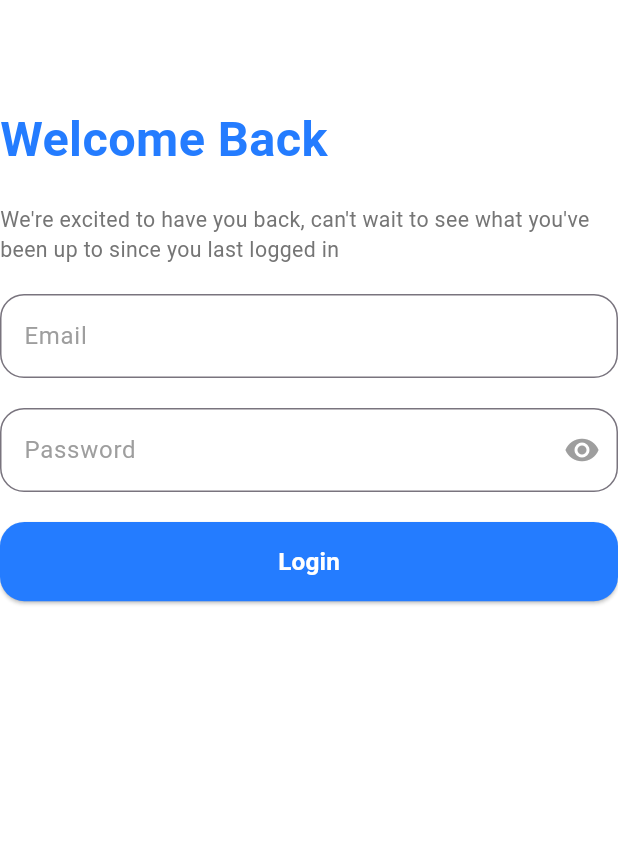
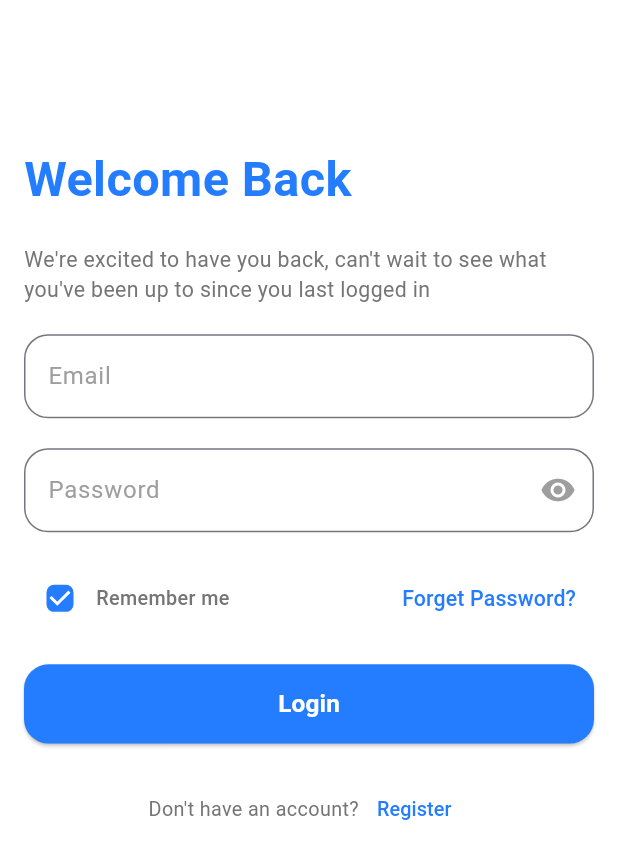
Before and after one commit to romisaa5/MediMeet, a Flutter app: the screen it shows after launch, after a tap on "Get Started", on a phone screen of 412 x 824 dp. Shown: the top 859 px of the screen. Run offline on Flutter 3.47's test engine with Material 3 defaults, Android fonts, the phone set to English and light mode, and no system bars; our stand-ins replace flutter_screenutil, flutter_svg; Roboto replaces fonts that are missing (Poppins).

Commit message:
finish login screen ui

```diff
--- a/lib/Features/login/UI/screens/login_screen.dart
+++ b/lib/Features/login/UI/screens/login_screen.dart
@@ -1,7 +1,9 @@
 import 'package:flutter/material.dart';
+import 'package:flutter_screenutil/flutter_screenutil.dart';
 import 'package:medimeet/Features/login/UI/widgets/text_form_field_for_email.dart';
 import 'package:medimeet/Features/login/UI/widgets/text_form_field_for_password.dart';
 import 'package:medimeet/core/Routing/routes.dart';
+import 'package:medimeet/core/Themes/colors.dart';
 import 'package:medimeet/core/Themes/styles.dart';
 import 'package:medimeet/core/Widgets/custom_button.dart';
 
@@ -11,12 +13,14 @@ class LoginScreen extends StatelessWidget {
   @override
   Widget build(BuildContext context) {
     return Scaffold(
-      body: Column(
+      body: Padding(
+        padding: const EdgeInsets.all(16.0),
+        child: Column(
           spacing: 20,
           crossAxisAlignment: CrossAxisAlignment.start,
           mainAxisAlignment: MainAxisAlignment.start,
           children: [
-        SizedBox(height: 50),
+          SizedBox(height: 60.h),
              Text(
               'Welcome Back',
               style:  TextStyles.font32BlueBold,
@@ -28,13 +32,71 @@ class LoginScreen extends StatelessWidget {
             ),
             TextFormFieldForEmail(),
             TextFormFieldForPassword(),
+            Row(
+
+              children: [
+                Checkbox(
+                  checkColor: Colors.white,
+                  fillColor: MaterialStateProperty.all(ColorsManager.mainBlue),
+                  shape: RoundedRectangleBorder(
+                    borderRadius: BorderRadius.circular(5),
+                  ),
+                  value: true, onChanged: (_){}),
+                Text(
+                  'Remember me',
+                  style: TextStyles.font13GreyReguler.copyWith(
+                    color: ColorsManager.grey,
+                    fontWeight: FontWeight.w500,
+                  ),
+                ),
+                Spacer(),
+                TextButton(
+                  onPressed: () {
+                    Navigator.pushNamed(context, Routes.forgetPasswordScreen);
+                  },
+                  child: Text(
+                    'Forget Password?',
+                    style: TextStyles.font14GreyReguler.copyWith(
+                      color: ColorsManager.mainBlue,
+                      fontWeight: FontWeight.w500,
+                    ),
+                  ),
+                ),
+              ],
+            ),
             CustomButton(text: 'Login', onPressed: (){
               Navigator.pushNamed(context, Routes.homeScreen);
-          })
+            }),
+
+          Row(
+              mainAxisAlignment: MainAxisAlignment.center,
+              children: [
+                Text(
+                  'Don\'t have an account?',
+                  style: TextStyles.font13GreyReguler.copyWith(
+                    color: ColorsManager.grey,
+                    fontWeight: FontWeight.w400,
+                  ),
+                ),
+                TextButton(
+                  onPressed: () {
+                    Navigator.pushNamed(context, Routes.registerScreen);
+                  },
+                  child: Text(
+                    'Register',
+                    style: TextStyles.font13GreyReguler.copyWith(
+                      color: ColorsManager.mainBlue,
+                      fontWeight: FontWeight.w500,
+                    ),
+                  ),
+                ),
+              ],
+            )
 
             // Add your login form here
           ],
         ),
+      ),
     );
   }
 }
--- a/lib/core/Routing/app_router.dart
+++ b/lib/core/Routing/app_router.dart
@@ -1,4 +1,5 @@
 import 'package:flutter/material.dart';
+import 'package:medimeet/Features/Forget%20password/presentation/views/forget_password.dart';
 import 'package:medimeet/Features/login/UI/screens/login_screen.dart';
 import 'package:medimeet/Features/onboarding/onboarding_screen.dart';
 import 'package:medimeet/core/Routing/routes.dart';
@@ -14,6 +15,8 @@ class AppRouter {
         return MaterialPageRoute(builder: (_) => const Placeholder());
       case Routes.homeScreen:
         return MaterialPageRoute(builder: (_) => const Placeholder());
+      case Routes.forgetPasswordScreen:
+        return MaterialPageRoute(builder: (_) => ForgetPassword());
       default:
         return MaterialPageRoute(builder: (_) => Scaffold(
               body: Center(
--- a/lib/core/Routing/routes.dart
+++ b/lib/core/Routing/routes.dart
@@ -3,4 +3,5 @@ class Routes {
    static const String loginScreen = '/loginScreen';
    static const String registerScreen = '/registerScreen';
     static const String homeScreen = '/homeScreen';
+    static const String forgetPasswordScreen = '/forgetPasswordScreen';
 }
```
Lines whose indentation alone changed are shown as unchanged.
